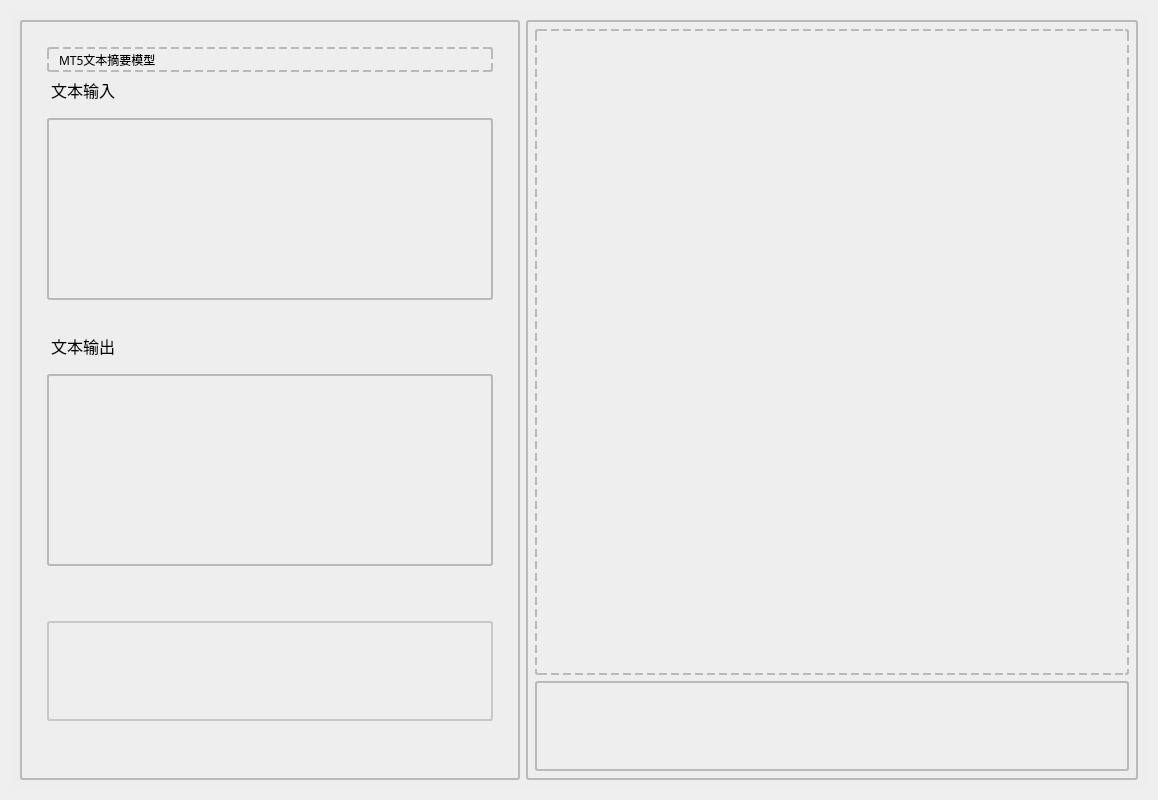
Before: the Qt Designer form client/page.ui in miceVenus/Df_AIpractice, drawn with Qt 5.
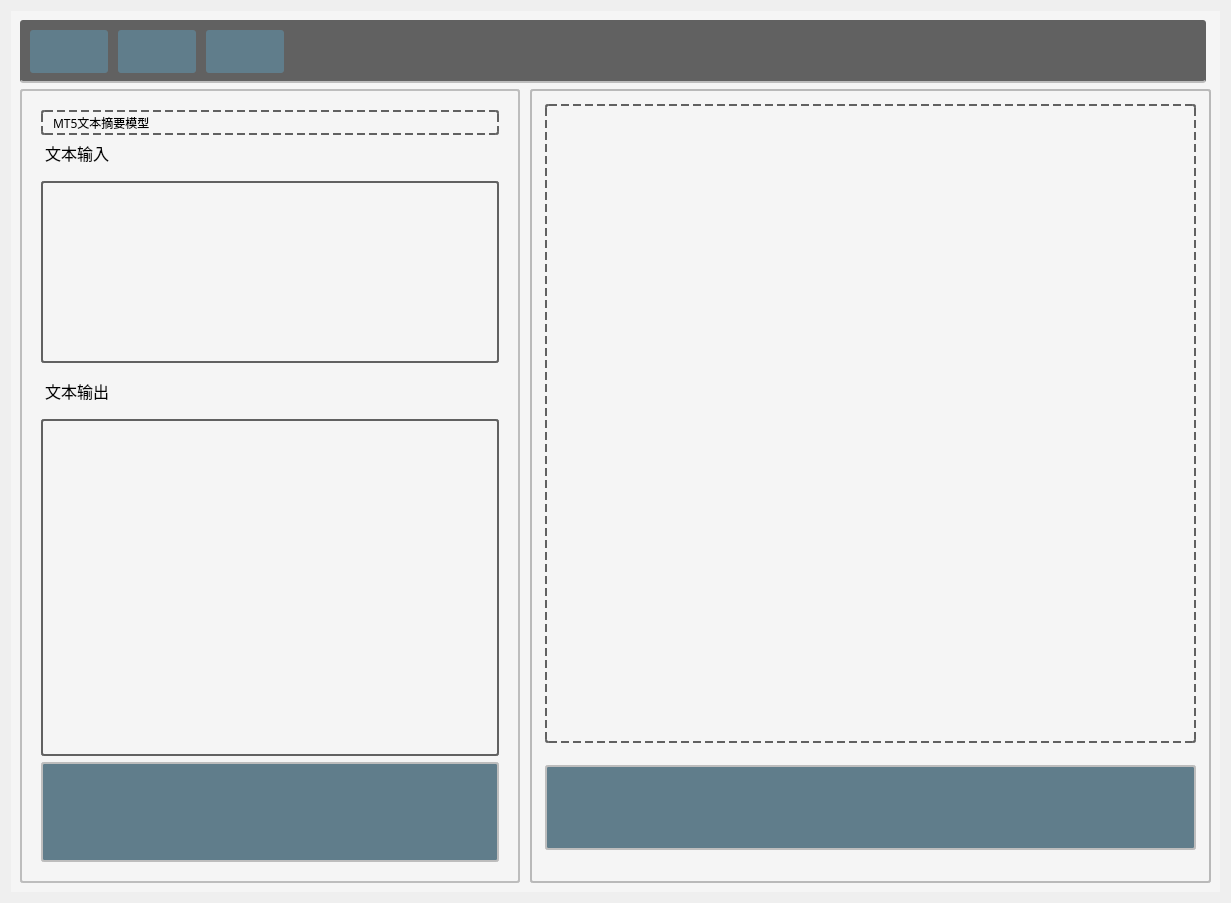
After: the same form once the commit is applied. Icons and pictures are not drawn.

The edit to the form file:
```diff
--- a/client/page.ui
+++ b/client/page.ui
@@ -6,8 +6,8 @@
    <rect>
     <x>0</x>
     <y>0</y>
-    <width>1158</width>
-    <height>800</height>
+    <width>1231</width>
+    <height>903</height>
    </rect>
   </property>
   <property name="sizePolicy">
@@ -47,10 +47,231 @@
   <property name="styleSheet">
    <string notr="true"/>
   </property>
-  <layout class="QVBoxLayout" name="verticalLayout_2">
+  <layout class="QVBoxLayout" name="verticalLayout">
    <item>
+    <widget class="QWidget" name="verticalWidget" native="true">
+     <property name="sizePolicy">
+      <sizepolicy hsizetype="Maximum" vsizetype="Maximum">
+       <horstretch>0</horstretch>
+       <verstretch>0</verstretch>
+      </sizepolicy>
+     </property>
+     <property name="maximumSize">
+      <size>
+       <width>1920</width>
+       <height>1080</height>
+      </size>
+     </property>
+     <property name="styleSheet">
+      <string notr="true">background-color:#F5F5F5</string>
+     </property>
+     <layout class="QVBoxLayout" name="verticalLayout_9">
+      <item alignment="Qt::AlignLeft">
     <widget class="QWidget" name="horizontalWidget" native="true">
      <property name="sizePolicy">
+         <sizepolicy hsizetype="Minimum" vsizetype="Fixed">
+          <horstretch>0</horstretch>
+          <verstretch>0</verstretch>
+         </sizepolicy>
+        </property>
+        <property name="minimumSize">
+         <size>
+          <width>1186</width>
+          <height>0</height>
+         </size>
+        </property>
+        <property name="layoutDirection">
+         <enum>Qt::LeftToRight</enum>
+        </property>
+        <property name="styleSheet">
+         <string notr="true">background-color:#616161;
+border-style:solid;
+border-bottom-width:2px;
+border-radius:3px;
+border-color:#BDBDBD;</string>
+        </property>
+        <layout class="QHBoxLayout" name="horizontalLayout_4">
+         <property name="spacing">
+          <number>0</number>
+         </property>
+         <property name="leftMargin">
+          <number>2</number>
+         </property>
+         <property name="topMargin">
+          <number>10</number>
+         </property>
+         <property name="rightMargin">
+          <number>0</number>
+         </property>
+         <property name="bottomMargin">
+          <number>10</number>
+         </property>
+         <item>
+          <widget class="QWidget" name="horizontalWidget_3" native="true">
+           <property name="sizePolicy">
+            <sizepolicy hsizetype="Preferred" vsizetype="Preferred">
+             <horstretch>0</horstretch>
+             <verstretch>0</verstretch>
+            </sizepolicy>
+           </property>
+           <property name="minimumSize">
+            <size>
+             <width>0</width>
+             <height>0</height>
+            </size>
+           </property>
+           <property name="maximumSize">
+            <size>
+             <width>270</width>
+             <height>1080</height>
+            </size>
+           </property>
+           <property name="autoFillBackground">
+            <bool>false</bool>
+           </property>
+           <property name="styleSheet">
+            <string notr="true">border:none
+</string>
+           </property>
+           <layout class="QHBoxLayout" name="horizontalLayout_6">
+            <property name="spacing">
+             <number>10</number>
+            </property>
+            <property name="leftMargin">
+             <number>8</number>
+            </property>
+            <property name="topMargin">
+             <number>0</number>
+            </property>
+            <property name="rightMargin">
+             <number>8</number>
+            </property>
+            <property name="bottomMargin">
+             <number>0</number>
+            </property>
+            <item>
+             <widget class="QPushButton" name="main_page">
+              <property name="sizePolicy">
+               <sizepolicy hsizetype="Preferred" vsizetype="Preferred">
+                <horstretch>0</horstretch>
+                <verstretch>0</verstretch>
+               </sizepolicy>
+              </property>
+              <property name="cursor">
+               <cursorShape>PointingHandCursor</cursorShape>
+              </property>
+              <property name="styleSheet">
+               <string notr="true">background-color:#607D8B;
+border:solid;
+border-radius:3px;
+border-color:#616161;
+padding:10px
+
+</string>
+              </property>
+              <property name="text">
+               <string/>
+              </property>
+              <property name="icon">
+               <iconset>
+                <normaloff>asset/home.png</normaloff>asset/home.png</iconset>
+              </property>
+              <property name="iconSize">
+               <size>
+                <width>32</width>
+                <height>32</height>
+               </size>
+              </property>
+             </widget>
+            </item>
+            <item>
+             <widget class="QPushButton" name="news_excert">
+              <property name="sizePolicy">
+               <sizepolicy hsizetype="Preferred" vsizetype="Preferred">
+                <horstretch>0</horstretch>
+                <verstretch>0</verstretch>
+               </sizepolicy>
+              </property>
+              <property name="cursor">
+               <cursorShape>PointingHandCursor</cursorShape>
+              </property>
+              <property name="styleSheet">
+               <string notr="true">background-color:#607D8B;
+border:solid;
+border-radius:3px;
+border-color:#616161;
+padding:10px
+
+</string>
+              </property>
+              <property name="text">
+               <string/>
+              </property>
+              <property name="icon">
+               <iconset>
+                <normaloff>asset/news.png</normaloff>asset/news.png</iconset>
+              </property>
+              <property name="iconSize">
+               <size>
+                <width>32</width>
+                <height>32</height>
+               </size>
+              </property>
+             </widget>
+            </item>
+            <item>
+             <widget class="QPushButton" name="setting">
+              <property name="sizePolicy">
+               <sizepolicy hsizetype="Preferred" vsizetype="Preferred">
+                <horstretch>0</horstretch>
+                <verstretch>0</verstretch>
+               </sizepolicy>
+              </property>
+              <property name="cursor">
+               <cursorShape>PointingHandCursor</cursorShape>
+              </property>
+              <property name="styleSheet">
+               <string notr="true">background-color:#607D8B;
+border:solid;
+border-radius:3px;
+border-color:#616161;
+padding:10px
+
+</string>
+              </property>
+              <property name="text">
+               <string/>
+              </property>
+              <property name="icon">
+               <iconset>
+                <normaloff>asset/setting.png</normaloff>asset/setting.png</iconset>
+              </property>
+              <property name="iconSize">
+               <size>
+                <width>32</width>
+                <height>32</height>
+               </size>
+              </property>
+             </widget>
+            </item>
+           </layout>
+          </widget>
+         </item>
+         <item>
+          <widget class="QWidget" name="verticalWidget" native="true">
+           <property name="styleSheet">
+            <string notr="true">border:none
+</string>
+           </property>
+           <layout class="QVBoxLayout" name="verticalLayout_11"/>
+          </widget>
+         </item>
+        </layout>
+       </widget>
+      </item>
+      <item>
+       <widget class="QWidget" name="horizontalWidget_2" native="true">
+        <property name="sizePolicy">
       <sizepolicy hsizetype="Preferred" vsizetype="Preferred">
        <horstretch>0</horstretch>
        <verstretch>0</verstretch>
@@ -63,9 +284,24 @@
       </size>
      </property>
      <property name="styleSheet">
-      <string notr="true">background-color:rgba(238, 238, 238, 100)</string>
+         <string notr="true"/>
      </property>
      <layout class="QHBoxLayout" name="horizontalLayout_2">
+         <property name="spacing">
+          <number>10</number>
+         </property>
+         <property name="leftMargin">
+          <number>0</number>
+         </property>
+         <property name="topMargin">
+          <number>0</number>
+         </property>
+         <property name="rightMargin">
+          <number>0</number>
+         </property>
+         <property name="bottomMargin">
+          <number>0</number>
+         </property>
       <item>
        <widget class="QWidget" name="verticalWidget_2" native="true">
         <property name="sizePolicy">
@@ -89,10 +325,22 @@
         <property name="styleSheet">
          <string notr="true">border:solid;
 border-radius:3px;
-border-color:rgb(185, 185, 185);
+border-color:#BDBDBD;
 border-width:2px</string>
         </property>
         <layout class="QVBoxLayout" name="verticalLayout_3">
+            <property name="leftMargin">
+             <number>3</number>
+            </property>
+            <property name="topMargin">
+             <number>3</number>
+            </property>
+            <property name="rightMargin">
+             <number>3</number>
+            </property>
+            <property name="bottomMargin">
+             <number>3</number>
+            </property>
          <item>
           <widget class="QWidget" name="verticalWidget_5" native="true">
            <property name="sizePolicy">
@@ -116,7 +364,13 @@
                 <verstretch>0</verstretch>
                </sizepolicy>
               </property>
+                 <property name="styleSheet">
+                  <string notr="true">background-color:#F5F5F5</string>
+                 </property>
               <layout class="QVBoxLayout" name="verticalLayout_6">
+                  <property name="bottomMargin">
+                   <number>0</number>
+                  </property>
                <item>
                 <widget class="QComboBox" name="modelType">
                  <property name="font">
@@ -125,6 +379,9 @@
                    <pointsize>9</pointsize>
                   </font>
                  </property>
+                    <property name="cursor">
+                     <cursorShape>PointingHandCursor</cursorShape>
+                    </property>
                  <property name="styleSheet">
                   <string notr="true">
 QComboBox {
@@ -134,8 +391,8 @@
 
 	border-style:dashed;
 	border-width:2px;
-	border-color:rgb(185, 185, 185);
-	background-color:rgb(238, 238, 238);
+	border-color:#616161;
+	background-color:#F5F5F5;
 	padding-left: 10px;
 }
 QComboBox::drop-down {
@@ -218,7 +475,7 @@
                   <string notr="true">margin-bottom: 10px;
 border:solid;
 border-radius:3px;
-border-color:rgb(185, 185, 185);
+border-color:#616161;
 border-width:2px
 
 </string>
@@ -229,19 +486,29 @@
              </widget>
             </item>
             <item>
-             <widget class="QWidget" name="verticalWidget" native="true">
+                <widget class="QWidget" name="horizontalWidget_4" native="true">
               <property name="sizePolicy">
-               <sizepolicy hsizetype="Expanding" vsizetype="Maximum">
+                  <sizepolicy hsizetype="Preferred" vsizetype="Preferred">
                 <horstretch>0</horstretch>
                 <verstretch>0</verstretch>
                </sizepolicy>
               </property>
+                 <property name="minimumSize">
+                  <size>
+                   <width>0</width>
+                   <height>60</height>
+                  </size>
+                 </property>
               <property name="styleSheet">
-               <string notr="true">border:none</string>
-              </property>
-              <layout class="QVBoxLayout" name="verticalLayout">
+                  <string notr="true">border:none;
+background-color:#F5F5F5</string>
+                 </property>
+                 <layout class="QVBoxLayout" name="verticalLayout_7">
+                  <property name="topMargin">
+                   <number>0</number>
+                  </property>
                <item>
-                <widget class="QLabel" name="label_7">
+                   <widget class="QLabel" name="label_2">
                  <property name="sizePolicy">
                   <sizepolicy hsizetype="Maximum" vsizetype="Maximum">
                    <horstretch>0</horstretch>
@@ -256,11 +523,15 @@
                  </property>
                  <property name="styleSheet">
                   <string notr="true">border:none;
-margin-bottom:10px</string>
+margin-bottom:10px
+</string>
                  </property>
                  <property name="text">
                   <string>文本输出</string>
                  </property>
+                    <property name="wordWrap">
+                     <bool>false</bool>
+                    </property>
                 </widget>
                </item>
                <item>
@@ -286,7 +557,7 @@
                  <property name="styleSheet">
                   <string notr="true">border:solid;
 border-radius:3px;
-border-color:rgb(185, 185, 185);
+border-color:#616161;
 border-width:2px</string>
                  </property>
                  <property name="readOnly">
@@ -294,27 +565,6 @@
                  </property>
                 </widget>
                </item>
-              </layout>
-             </widget>
-            </item>
-            <item>
-             <widget class="QWidget" name="horizontalWidget_2" native="true">
-              <property name="sizePolicy">
-               <sizepolicy hsizetype="Preferred" vsizetype="Preferred">
-                <horstretch>0</horstretch>
-                <verstretch>0</verstretch>
-               </sizepolicy>
-              </property>
-              <property name="minimumSize">
-               <size>
-                <width>0</width>
-                <height>60</height>
-               </size>
-              </property>
-              <property name="styleSheet">
-               <string notr="true">border:none</string>
-              </property>
-              <layout class="QVBoxLayout" name="verticalLayout_7">
                <item>
                 <widget class="QPushButton" name="Mt5Button_3">
                  <property name="sizePolicy">
@@ -341,8 +591,9 @@
                  <property name="styleSheet">
                   <string notr="true">border:solid;
 border-radius:3px;
-border-color:rgb(200, 200, 200);
-border-width:2px</string>
+border-color:#BDBDBD;
+border-width:2px;
+background-color:#607D8B;</string>
                  </property>
                  <property name="text">
                   <string/>
@@ -353,8 +604,8 @@
                  </property>
                  <property name="iconSize">
                   <size>
-                   <width>32</width>
-                   <height>32</height>
+                      <width>48</width>
+                      <height>48</height>
                   </size>
                  </property>
                 </widget>
@@ -369,7 +620,7 @@
        </widget>
       </item>
       <item>
-       <widget class="QWidget" name="verticalWidget_2" native="true">
+          <widget class="QWidget" name="verticalWidget_4" native="true">
         <property name="sizePolicy">
          <sizepolicy hsizetype="Minimum" vsizetype="Preferred">
           <horstretch>0</horstretch>
@@ -389,6 +640,21 @@
 border-width:2px</string>
         </property>
         <layout class="QVBoxLayout" name="verticalLayout_4">
+            <property name="spacing">
+             <number>22</number>
+            </property>
+            <property name="leftMargin">
+             <number>15</number>
+            </property>
+            <property name="topMargin">
+             <number>15</number>
+            </property>
+            <property name="rightMargin">
+             <number>15</number>
+            </property>
+            <property name="bottomMargin">
+             <number>15</number>
+            </property>
          <item>
           <widget class="QPushButton" name="upload">
            <property name="sizePolicy">
@@ -403,8 +669,9 @@
            <property name="styleSheet">
             <string notr="true">border:dashed;
 border-radius:3px;
-border-color:rgb(185, 185, 185);
-border-width:2px</string>
+border-color:#616161;
+border-width:2px;
+background-color:#F5F5F5</string>
            </property>
            <property name="text">
             <string/>
@@ -424,7 +691,7 @@
          <item>
           <widget class="QPushButton" name="AckButton">
            <property name="sizePolicy">
-            <sizepolicy hsizetype="Minimum" vsizetype="Maximum">
+               <sizepolicy hsizetype="Preferred" vsizetype="Maximum">
              <horstretch>0</horstretch>
              <verstretch>0</verstretch>
             </sizepolicy>
@@ -432,7 +699,7 @@
            <property name="minimumSize">
             <size>
              <width>0</width>
-             <height>90</height>
+                <height>103</height>
             </size>
            </property>
            <property name="cursor">
@@ -444,8 +711,11 @@
            <property name="styleSheet">
             <string notr="true">border:solid;
 border-radius:3px;
-border-color:rgb(185, 185, 185);
-border-width:2px</string>
+border-color:#BDBDBD;
+border-width:2px;
+background-color:#607D8B;
+
+margin-bottom:18px</string>
            </property>
            <property name="text">
             <string/>
@@ -456,10 +726,13 @@
            </property>
            <property name="iconSize">
             <size>
-             <width>64</width>
-             <height>64</height>
-            </size>
-           </property>
+                <width>48</width>
+                <height>48</height>
+               </size>
+              </property>
+             </widget>
+            </item>
+           </layout>
           </widget>
          </item>
         </layout>
```
Lines whose indentation alone changed are shown as unchanged.
